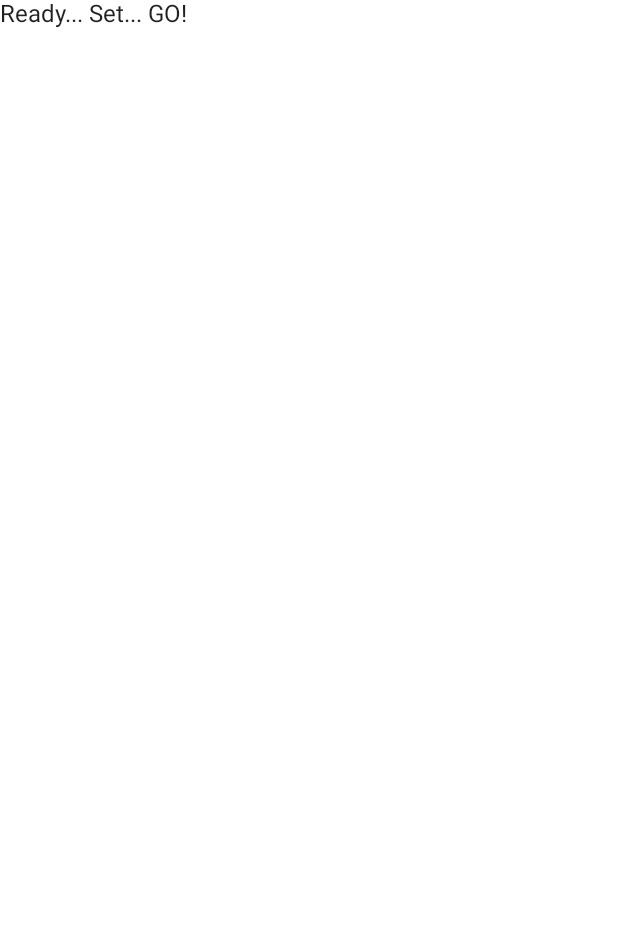
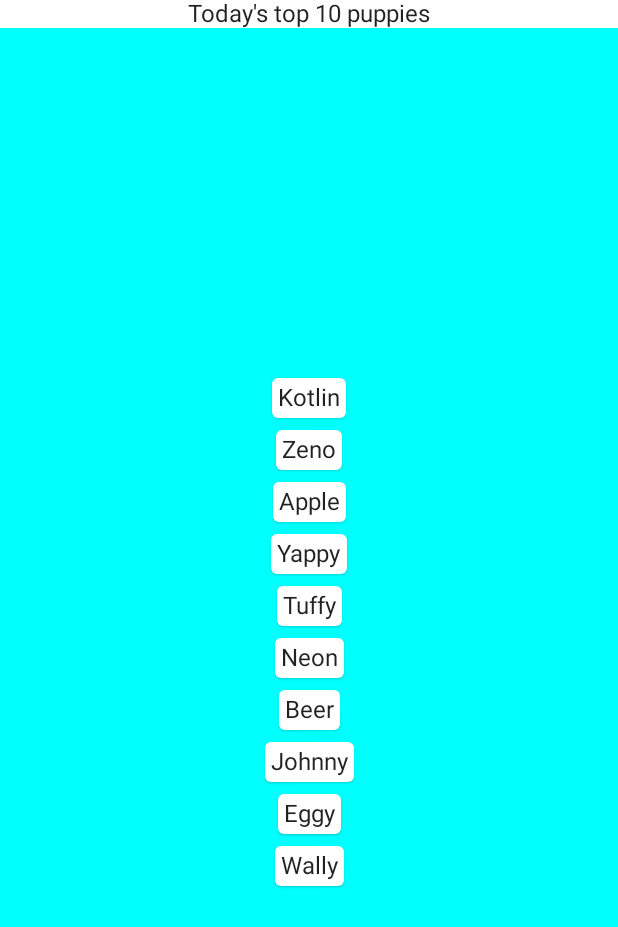
Before and after one commit to MaitreyaSave/JetpackComposeChallengeWeek1, an Android app built with Jetpack Compose: the screen it shows after launch (MainActivity), on a phone screen of 412 x 824 dp. Before the commit the part shown is almost empty. Shown: the top 927 px of the screen. Run offline under Robolectric (Android 15) with nearby library versions, the phone set to English and light mode, and no system bars.

Commit message:
- Basic layout implemented - Created an initialize function to randomly initialize a bunch of puppies - Filled some details in the README-template.md

```diff
--- a/app/src/main/java/com/example/androiddevchallenge/MainActivity.kt
+++ b/app/src/main/java/com/example/androiddevchallenge/MainActivity.kt
@@ -18,16 +18,27 @@ package com.example.androiddevchallenge
 import android.os.Bundle
 import androidx.activity.compose.setContent
 import androidx.appcompat.app.AppCompatActivity
+import androidx.compose.foundation.background
+import androidx.compose.foundation.clickable
+import androidx.compose.foundation.layout.*
+import androidx.compose.material.Card
 import androidx.compose.material.MaterialTheme
 import androidx.compose.material.Surface
 import androidx.compose.material.Text
 import androidx.compose.runtime.Composable
+import androidx.compose.ui.Alignment
+import androidx.compose.ui.Modifier
+import androidx.compose.ui.graphics.Color
+import androidx.compose.ui.graphics.vector.Group
 import androidx.compose.ui.tooling.preview.Preview
+import androidx.compose.ui.unit.dp
 import com.example.androiddevchallenge.ui.theme.MyTheme
+import java.util.*
 
 class MainActivity : AppCompatActivity() {
     override fun onCreate(savedInstanceState: Bundle?) {
         super.onCreate(savedInstanceState)
+        initializeListOfPuppies(10)
         setContent {
             MyTheme {
                 MyApp()
@@ -37,10 +48,25 @@ class MainActivity : AppCompatActivity() {
 }
 
 // Start building your app here!
+val puppyList = mutableListOf<Puppy>()
+
 @Composable
 fun MyApp() {
     Surface(color = MaterialTheme.colors.background) {
-        Text(text = "Ready... Set... GO!")
+        Column(modifier = Modifier
+            .fillMaxWidth(),
+            verticalArrangement = Arrangement.Top,
+            horizontalAlignment = Alignment.CenterHorizontally) {
+            Text(text = "Today's top " + puppyList.size + " puppies")
+            Column(modifier = Modifier
+                .fillMaxWidth()
+                .fillMaxHeight()
+                .background(Color.Cyan),
+                verticalArrangement = Arrangement.Center,
+                horizontalAlignment = Alignment.CenterHorizontally) {
+                PuppyList(puppyList)
+            }
+        }
     }
 }
 
@@ -59,3 +85,43 @@ fun DarkPreview() {
         MyApp()
     }
 }
+
+data class Puppy (val name:String){
+    lateinit var color:String
+    lateinit var breed:String
+    var age_month = 0
+}
+
+@Composable
+fun PuppyList(puppies: List<Puppy>) {
+    puppies.forEach { puppy ->
+        Card(
+            Modifier
+                .padding(4.dp)
+                .clickable { /* Do nothing */ }) {
+            Text(text = puppy.name,
+                Modifier.padding(4.dp))
+        }
+    }
+}
+
+
+
+
+fun initializeListOfPuppies(size:Int){
+    val namesList = mutableListOf<String>("Apple", "Beer", "Cider", "Donut", "Eggy", "Falcon", "Gazza", "Hercules", "Ink", "Johnny", "Kotlin", "Luna", "Neon", "Magnolia", "Opal", "Pikachu", "Quartz", "Reggie", "Stella", "Tuffy", "Umbra", "Venice", "Wally", "Xylo", "Yappy", "Zeno")
+    val breedsList = listOf<String>("German Shepherd", "Rottweiler", "Pug", "Chihuahua", "Hound", "Labrador", "Terrier", "Golden Retriever", "Beagle", "Pit bull", "Great Dane", "Husky")
+    val colorList = listOf<String>("Black", "Brown", "White", "Brown-White", "Black-White", "Black-Brown", "Blonde", "Red")
+    val ageMonthList = listOf<Int>(1,2,3,4,5,6,7,8,9,10,11,12)
+
+
+    for (i in 1..size){
+        val puppyName = namesList.random()
+        namesList.remove(puppyName)
+        val puppy = Puppy(puppyName)
+        puppy.age_month = ageMonthList.random()
+        puppy.breed = breedsList.random()
+        puppy.color = colorList.random()
+        puppyList.add(puppy)
+    }
+}
```
Also changed, not shown: 1 other file.
